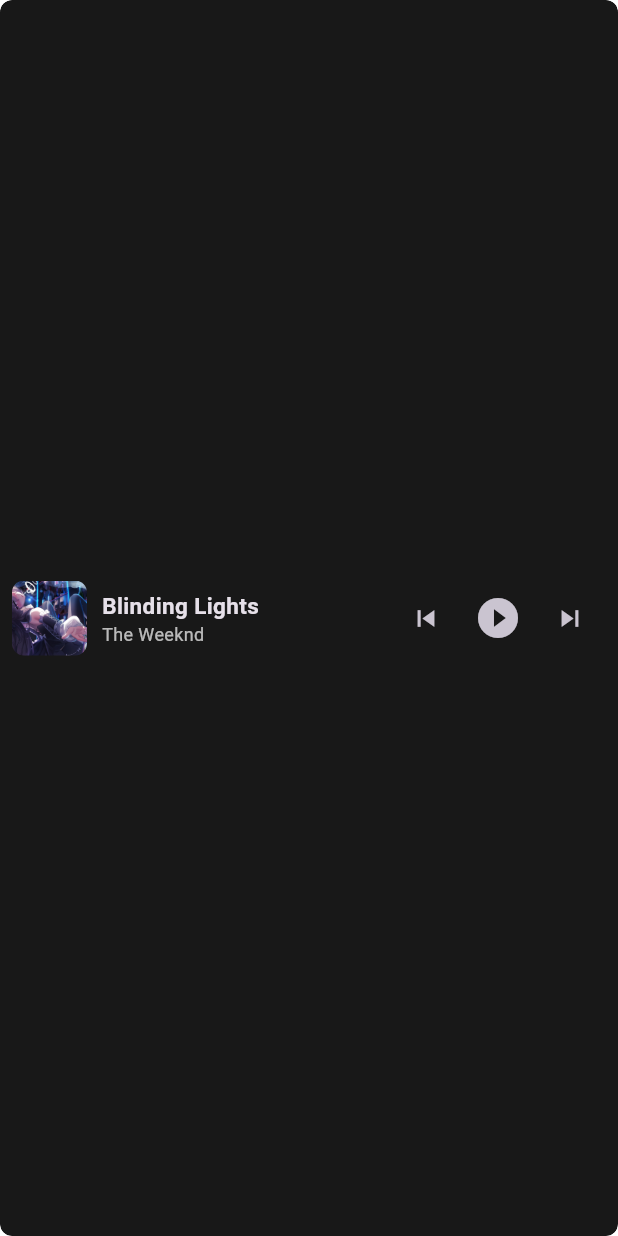
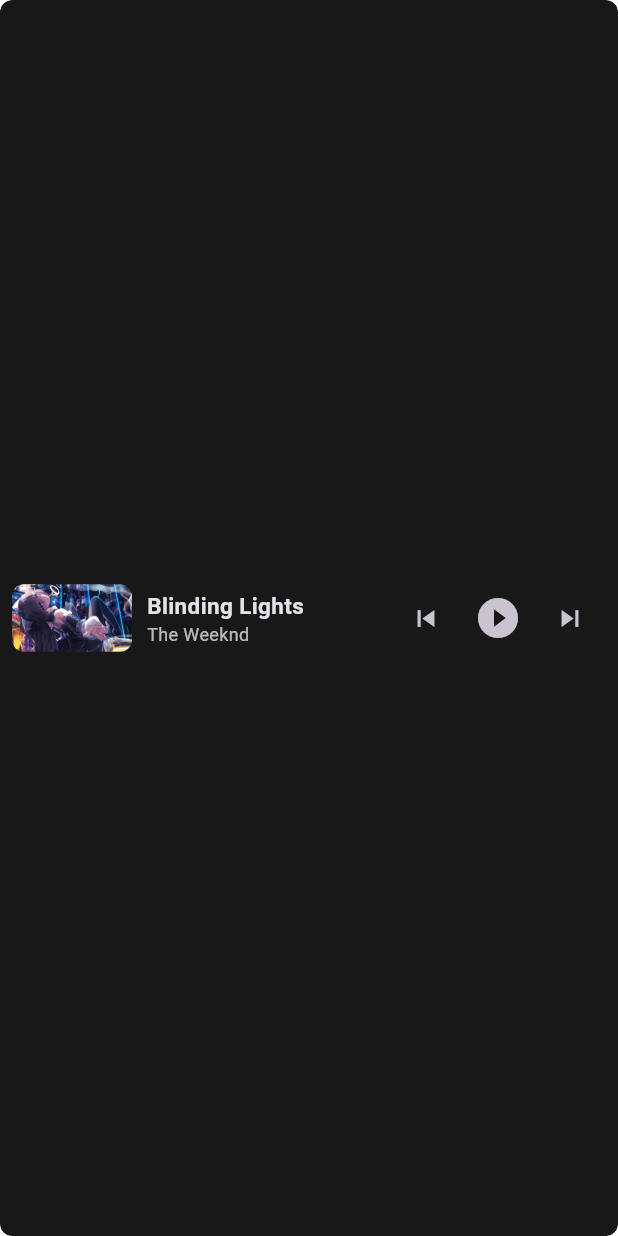
Before and after one commit to miaomeow32/nowbar, a Flutter app: the screen it shows after launch, on a phone screen of 412 x 824 dp. Run offline on Flutter 3.47's test engine with Material 3 defaults, Android fonts, the light colour scheme and no system bars; missing offline and left inert: bitsdojo_window, window_manager.

Commit message:
アニメーション変更

```diff
--- a/lib/main.dart
+++ b/lib/main.dart
@@ -208,20 +208,39 @@
 
                 SizedBox(
 
-  width: 50,
+  width: 80,
 
-  height: 50,
+  height: 80,
+
+  child: AnimatedSwitcher(
+
+    duration: const Duration(milliseconds: 300),
+
+    transitionBuilder: (child, animation) {
+
+      return FadeTransition(
+
+        opacity: animation,
+
+        child: child,
+
+      );
+
+    },
 
     child: ClipRRect(
 
+      key: ValueKey(song.imagePath),
+
       borderRadius: BorderRadius.circular(8),
-
 
       child: Image.asset(
 
         song.imagePath,
 
         fit: BoxFit.cover,
+
+      ),
 
     ),
 
@@ -247,12 +266,47 @@
                     children: [
 
 
-                      Text(
+                      AnimatedSwitcher(
+
+  duration: const Duration(milliseconds: 300),
+
+  layoutBuilder: (currentChild, previousChildren) {
+
+    return Stack(
+
+      alignment: Alignment.centerLeft,
+
+      children: [
+
+        ...previousChildren,
+
+        if (currentChild != null) currentChild,
+
+      ],
+
+    );
+
+  },
+
+  transitionBuilder: (child, animation) {
+
+    return FadeTransition(
+
+      opacity: animation,
+
+      child: child,
+
+    );
+
+  },
+
+  child: Text(
 
     song.title,
 
+    key: ValueKey(song.title),
+
     overflow: TextOverflow.ellipsis,
-
 
     style: const TextStyle(
 
@@ -264,12 +318,49 @@
 
   ),
 
+),
 
 
-                      Text(
+
+                      AnimatedSwitcher(
+
+  duration: const Duration(milliseconds: 300),
+
+  layoutBuilder: (currentChild, previousChildren) {
+
+    return Stack(
+
+      alignment: Alignment.centerLeft,
+
+      children: [
+
+        ...previousChildren,
+
+        if (currentChild != null) currentChild,
+
+      ],
+
+    );
+
+  },
+
+  transitionBuilder: (child, animation) {
+
+    return FadeTransition(
+
+      opacity: animation,
+
+      child: child,
+
+    );
+
+  },
+
+  child: Text(
 
     song.artist,
 
+    key: ValueKey(song.artist),
 
     style: const TextStyle(
 
@@ -281,6 +372,7 @@
 
   ),
 
+),
 
                     ],
 
```
Lines whose indentation alone changed are shown as unchanged.
